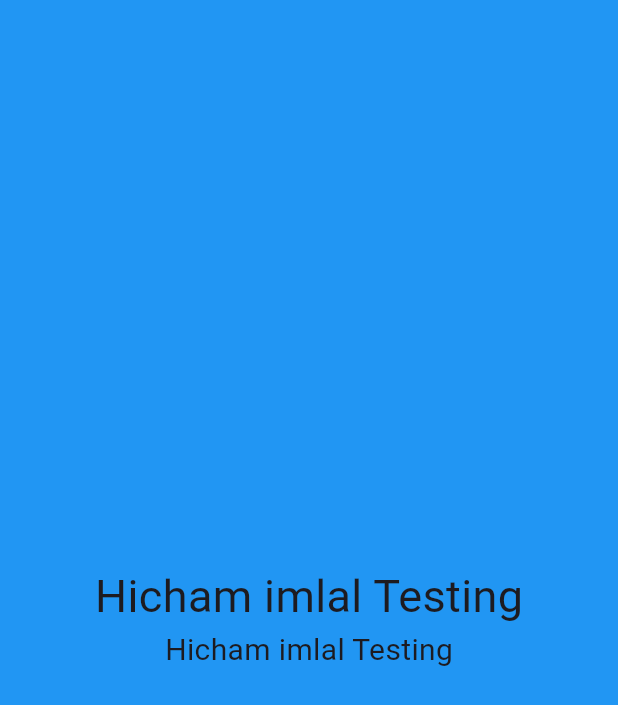
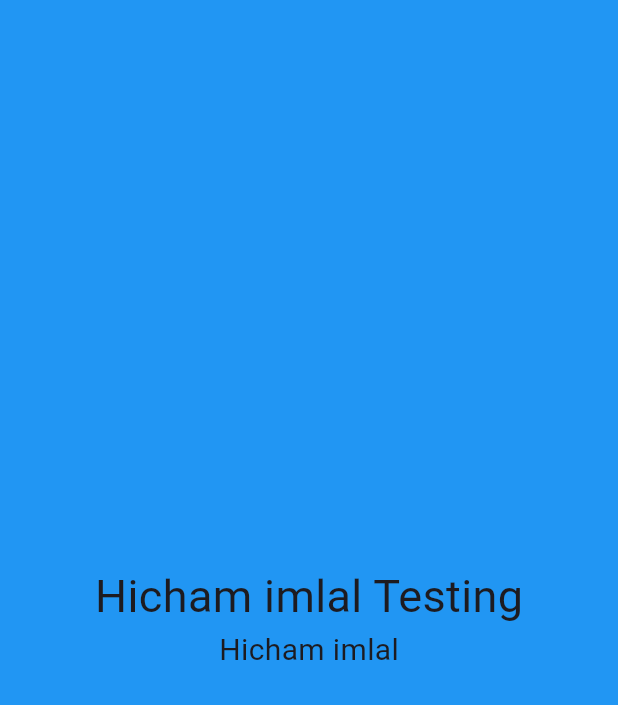
Before and after one commit to HichamImlal/note-APP, a Flutter app: the screen it shows after launch, on a phone screen of 412 x 824 dp. Shown: the top 705 px of the screen. Run offline on Flutter 3.47's test engine with Material 3 defaults, Android fonts, the light colour scheme and no system bars.

Commit message:
text modified

```diff
--- a/lib/main.dart
+++ b/lib/main.dart
@@ -18,7 +18,7 @@ class Main extends StatelessWidget {
             Center(child: Text("Hicham imlal Testing",style: TextStyle(
               fontSize: 30,
             ),)),
-            Center(child: Text("Hicham imlal Testing",style: TextStyle(
+            Center(child: Text("Hicham imlal",style: TextStyle(
               fontSize: 20,
             ),))
           ],
```
